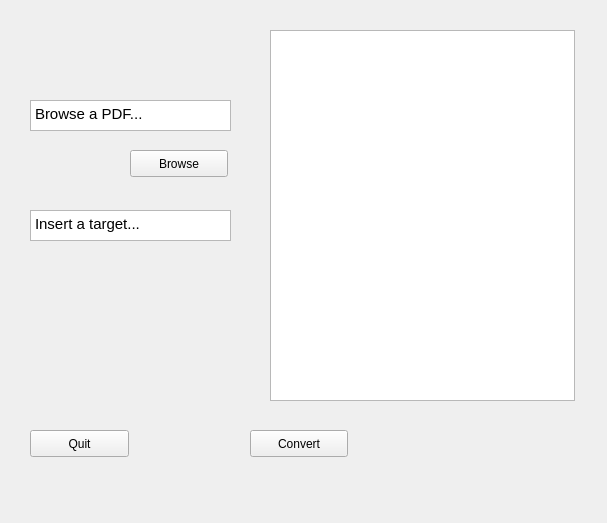
Above: Code/fileopener.ui from acobus/PDF2TeX before the change. Below: the same form after it.
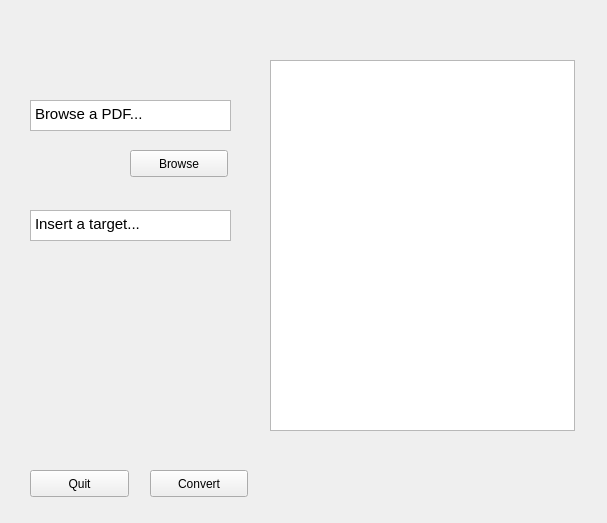
That is the form after the change.

Commit message: Logo eingefügt

```diff
--- a/Code/fileopener.ui
+++ b/Code/fileopener.ui
@@ -63,8 +63,8 @@
   <widget class="QPushButton" name="pushButton_convert">
    <property name="geometry">
     <rect>
-     <x>250</x>
-     <y>430</y>
+     <x>150</x>
+     <y>470</y>
      <width>98</width>
      <height>27</height>
     </rect>
@@ -77,7 +77,7 @@
    <property name="geometry">
     <rect>
      <x>30</x>
-     <y>430</y>
+     <y>470</y>
      <width>99</width>
      <height>27</height>
     </rect>
@@ -90,7 +90,7 @@
    <property name="geometry">
     <rect>
      <x>270</x>
-     <y>30</y>
+     <y>60</y>
      <width>305</width>
      <height>371</height>
     </rect>
```
The commit also changes 2 other files.
